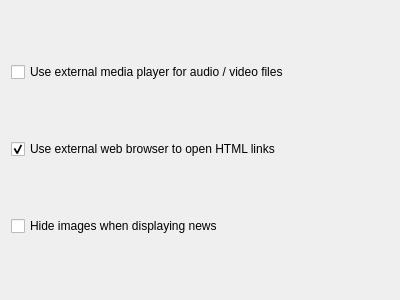
First picture: the form in linpreferencesform.ui, repository jpietrzak8/Linguine, before the edit.
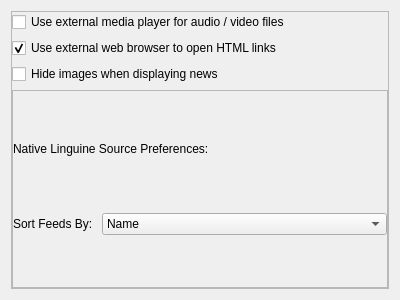
Second picture: the form after the edit.

```diff
--- a/linpreferencesform.ui
+++ b/linpreferencesform.ui
@@ -13,7 +13,25 @@
   <property name="windowTitle">
    <string>Preferences</string>
   </property>
-  <layout class="QVBoxLayout" name="verticalLayout">
+  <layout class="QVBoxLayout" name="verticalLayout_2">
+   <item>
+    <widget class="QScrollArea" name="scrollArea">
+     <property name="widgetResizable">
+      <bool>true</bool>
+     </property>
+     <widget class="QWidget" name="scrollAreaWidgetContents">
+      <property name="geometry">
+       <rect>
+        <x>0</x>
+        <y>0</y>
+        <width>374</width>
+        <height>274</height>
+       </rect>
+      </property>
+      <layout class="QVBoxLayout" name="verticalLayout_3">
+       <property name="margin">
+        <number>0</number>
+       </property>
    <item>
     <widget class="QCheckBox" name="playerCheckBox">
      <property name="text">
@@ -36,6 +54,72 @@
      <property name="text">
       <string>Hide images when displaying news</string>
      </property>
+        </widget>
+       </item>
+       <item>
+        <widget class="QFrame" name="nativePrefsFrame">
+         <property name="frameShape">
+          <enum>QFrame::StyledPanel</enum>
+         </property>
+         <property name="frameShadow">
+          <enum>QFrame::Plain</enum>
+         </property>
+         <property name="lineWidth">
+          <number>2</number>
+         </property>
+         <layout class="QVBoxLayout" name="verticalLayout">
+          <property name="margin">
+           <number>0</number>
+          </property>
+          <item>
+           <widget class="QLabel" name="label">
+            <property name="sizePolicy">
+             <sizepolicy hsizetype="Fixed" vsizetype="Fixed">
+              <horstretch>0</horstretch>
+              <verstretch>0</verstretch>
+             </sizepolicy>
+            </property>
+            <property name="text">
+             <string>Native Linguine Source Preferences:</string>
+            </property>
+           </widget>
+          </item>
+          <item>
+           <layout class="QHBoxLayout" name="horizontalLayout">
+            <item>
+             <widget class="QLabel" name="label_2">
+              <property name="sizePolicy">
+               <sizepolicy hsizetype="Fixed" vsizetype="Fixed">
+                <horstretch>0</horstretch>
+                <verstretch>0</verstretch>
+               </sizepolicy>
+              </property>
+              <property name="text">
+               <string>Sort Feeds By: </string>
+              </property>
+             </widget>
+            </item>
+            <item>
+             <widget class="QComboBox" name="nativeSortComboBox">
+              <item>
+               <property name="text">
+                <string>Name</string>
+               </property>
+              </item>
+              <item>
+               <property name="text">
+                <string>Timestamp</string>
+               </property>
+              </item>
+             </widget>
+            </item>
+           </layout>
+          </item>
+         </layout>
+        </widget>
+       </item>
+      </layout>
+     </widget>
     </widget>
    </item>
   </layout>
```
Lines whose indentation alone changed are shown as unchanged.
